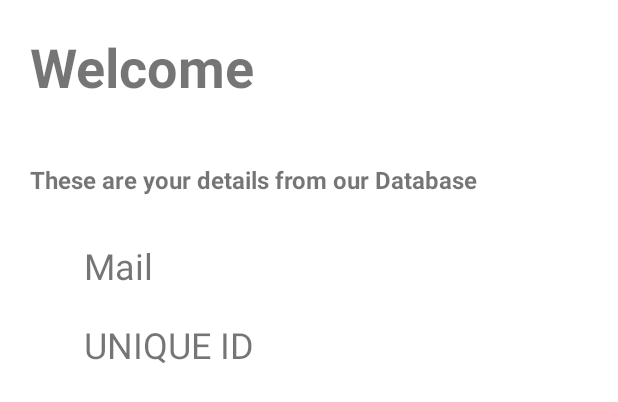
After one commit to Akshansh0812/Sign-up-App, an Android app: the layout activity_welcome_screen.xml on its own in the app's theme, with its tools: preview values and no code run, on a phone screen of 412 x 824 dp. The commit adds this screen. Shown: the top 402 px of the screen. Run offline under Robolectric (Android 15) with nearby library versions, the phone set to English and light mode, and no system bars.

Commit message:
connected with firebase

```diff
--- a/app/build.gradle
+++ b/app/build.gradle
@@ -1,6 +1,7 @@
 plugins {
     id 'com.android.application'
     id 'org.jetbrains.kotlin.android'
+    id 'com.google.gms.google-services'
 }
 
 android {
@@ -38,6 +39,7 @@ dependencies {
     implementation 'androidx.appcompat:appcompat:1.6.1'
     implementation 'com.google.android.material:material:1.8.0'
     implementation 'androidx.constraintlayout:constraintlayout:2.1.4'
+    implementation 'com.google.firebase:firebase-database-ktx:20.0.4'
     testImplementation 'junit:junit:4.13.2'
     androidTestImplementation 'androidx.test.ext:junit:1.1.5'
     androidTestImplementation 'androidx.test.espresso:espresso-core:3.5.1'
--- a/app/src/main/AndroidManifest.xml
+++ b/app/src/main/AndroidManifest.xml
@@ -12,6 +12,12 @@
         android:theme="@style/Theme.SignInSignUpScreen"
         tools:targetApi="31">
         <activity
+            android:name=".WelcomeScreen"
+            android:exported="false" />
+        <activity
+            android:name=".SignInActivity"
+            android:exported="false" />
+        <activity
             android:name=".MainActivity"
             android:exported="true">
             <intent-filter>
--- /dev/null
+++ b/app/src/main/res/layout/activity_welcome_screen.xml
@@ -0,0 +1,49 @@
+<?xml version="1.0" encoding="utf-8"?>
+<LinearLayout xmlns:android="http://schemas.android.com/apk/res/android"
+    xmlns:app="http://schemas.android.com/apk/res-auto"
+    xmlns:tools="http://schemas.android.com/tools"
+    android:layout_width="match_parent"
+    android:layout_height="match_parent"
+    android:orientation="vertical"
+    tools:context=".WelcomeScreen">
+
+
+    <TextView
+        android:id="@+id/tvWelcome"
+        android:layout_width="match_parent"
+        android:layout_height="wrap_content"
+        android:textStyle="bold"
+        android:textSize="36sp"
+        android:layout_margin="20dp"
+        android:text="Welcome"/>
+
+    <TextView
+        android:layout_width="match_parent"
+        android:layout_height="wrap_content"
+        android:textStyle="bold"
+        android:textSize="16sp"
+        android:layout_margin="20dp"
+        android:text="These are your details from our Database"/>
+
+    <TextView
+        android:id="@+id/tvMail"
+        android:layout_width="300dp"
+        android:layout_height="wrap_content"
+        android:layout_gravity="center"
+        android:text="Mail"
+        android:textSize="24sp"
+        android:layout_margin="10dp"
+        />
+
+    <TextView
+        android:id="@+id/tvUniqueId"
+        android:layout_width="300dp"
+        android:layout_height="wrap_content"
+        android:layout_gravity="center"
+        android:text="UNIQUE ID"
+        android:textSize="24sp"
+        android:layout_margin="10dp"
+        />
+
+
+</LinearLayout>
--- a/app/src/main/res/values-night/themes.xml
+++ b/app/src/main/res/values-night/themes.xml
@@ -1,6 +1,6 @@
 <resources xmlns:tools="http://schemas.android.com/tools">
     <!-- Base application theme. -->
-    <style name="Theme.SignInSignUpScreen" parent="Theme.MaterialComponents.DayNight.DarkActionBar">
+    <style name="Theme.SignInSignUpScreen" parent="Theme.MaterialComponents.DayNight.NoActionBar">
         <!-- Primary brand color. -->
         <item name="colorPrimary">@color/purple_200</item>
         <item name="colorPrimaryVariant">@color/purple_700</item>
--- a/app/src/main/res/values/themes.xml
+++ b/app/src/main/res/values/themes.xml
@@ -1,6 +1,6 @@
 <resources xmlns:tools="http://schemas.android.com/tools">
     <!-- Base application theme. -->
-    <style name="Theme.SignInSignUpScreen" parent="Theme.MaterialComponents.DayNight.DarkActionBar">
+    <style name="Theme.SignInSignUpScreen" parent="Theme.MaterialComponents.DayNight.NoActionBar">
         <!-- Primary brand color. -->
         <item name="colorPrimary">@color/purple_500</item>
         <item name="colorPrimaryVariant">@color/purple_700</item>
--- a/build.gradle
+++ b/build.gradle
@@ -1,4 +1,8 @@
-// Top-level build file where you can add configuration options common to all sub-projects/modules.
+buildscript {
+    dependencies {
+        classpath 'com.google.gms:google-services:4.3.15'
+    }
+}// Top-level build file where you can add configuration options common to all sub-projects/modules.
 plugins {
     id 'com.android.application' version '7.4.1' apply false
     id 'com.android.library' version '7.4.1' apply false
```
Also changed, not shown: app/src/main/java/com/example/signinsignupscreen/MainActivity.kt (+43 -1 lines), app/src/main/java/com/example/signinsignupscreen/SignInActivity.kt (added, +65 -0 lines), app/src/main/java/com/example/signinsignupscreen/User.kt (added, +8 -0 lines), app/src/main/java/com/example/signinsignupscreen/WelcomeScreen.kt (added, +25 -0 lines), app/src/main/res/layout/activity_main.xml (+27 -16 lines), app/src/main/res/layout/activity_sign_in.xml (added, +58 -0 lines), 1 other file.
